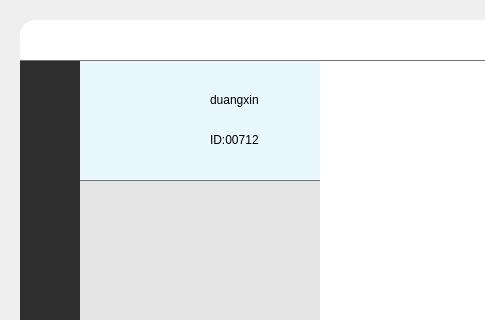
This is Client/GUI/widget.ui in duangxin/EZChat as Qt 5 draws it before an edit; both pictures show x 0 to 485 and y 0 to 320 of the 960 by 640 pixel window. The edited form follows.
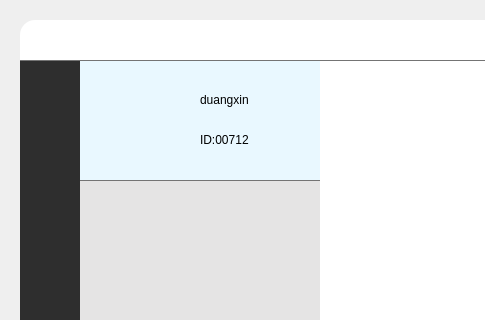
This is the edited form. Icons and pictures are not drawn.

Patch:
```diff
--- a/Client/GUI/widget.ui
+++ b/Client/GUI/widget.ui
@@ -366,9 +366,9 @@
     <widget class="QLabel" name="nameLabel">
      <property name="geometry">
       <rect>
-       <x>130</x>
+       <x>120</x>
        <y>30</y>
-       <width>69</width>
+       <width>91</width>
        <height>19</height>
       </rect>
      </property>
@@ -379,9 +379,9 @@
     <widget class="QLabel" name="idLabel">
      <property name="geometry">
       <rect>
-       <x>130</x>
+       <x>120</x>
        <y>70</y>
-       <width>69</width>
+       <width>91</width>
        <height>19</height>
       </rect>
      </property>
```
Left out of the diff: 117 changed lines with no effect on the pictures.
